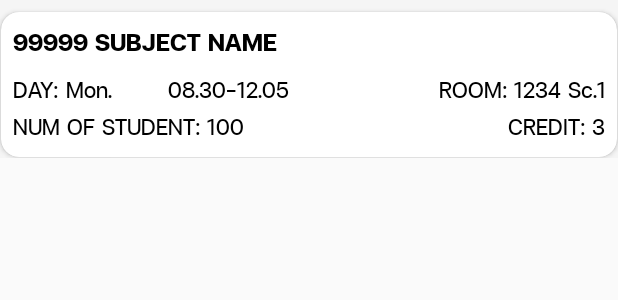
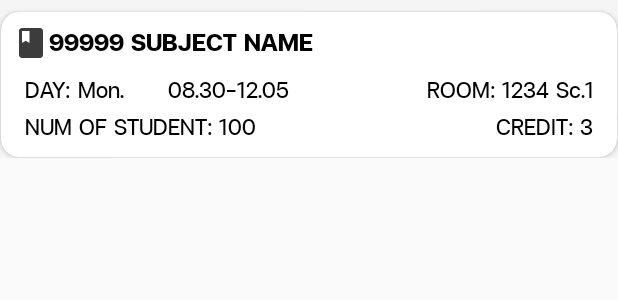
Before and after one commit to chanya1999/ROOM_ZONE, an Android app: the layout item_subject.xml on its own in the app's theme, with its tools: preview values and no code run, on a phone screen of 412 x 824 dp. Shown: the top 300 px of the screen. Run offline under Robolectric (Android 15) with nearby library versions, the phone set to English and light mode, and no system bars.

Commit message:
Initial commit

```diff
--- /dev/null
+++ b/app/src/main/res/drawable/ic_baseline_book_24.xml
@@ -0,0 +1,5 @@
+<vector android:height="24dp" android:tint="@color/colorPrimaryDark"
+    android:viewportHeight="24" android:viewportWidth="24"
+    android:width="24dp" xmlns:android="http://schemas.android.com/apk/res/android">
+    <path android:fillColor="@android:color/white" android:pathData="M18,2H6c-1.1,0 -2,0.9 -2,2v16c0,1.1 0.9,2 2,2h12c1.1,0 2,-0.9 2,-2V4c0,-1.1 -0.9,-2 -2,-2zM6,4h5v8l-2.5,-1.5L6,12V4z"/>
+</vector>
--- a/app/src/main/res/layout/item_subject.xml
+++ b/app/src/main/res/layout/item_subject.xml
@@ -23,6 +23,7 @@
             android:orientation="vertical">
 
             <TextView
+                android:drawableLeft="@drawable/ic_baseline_book_24"
                 android:id="@+id/subject_name_text_view"
                 style="@style/TopicStyle"
                 android:layout_width="wrap_content"
@@ -42,6 +43,7 @@
                 android:layout_height="match_parent"
                 android:orientation="horizontal">
                 <LinearLayout
+                    android:layout_marginStart="8dp"
                     android:gravity="left"
                     android:layout_weight="1"
                     android:id="@+id/day_layout"
@@ -115,6 +117,7 @@
                 </LinearLayout>
 
                 <LinearLayout
+                    android:layout_marginEnd="8dp"
                     android:layout_weight="0.65"
                     android:gravity="right"
                     android:id="@+id/room_layout"
@@ -149,6 +152,8 @@
             </LinearLayout>
 
         <LinearLayout
+            android:layout_marginEnd="8dp"
+            android:layout_marginStart="8dp"
             android:id="@+id/number_of_student_layout"
             android:layout_width="match_parent"
             android:layout_height="match_parent"
```
